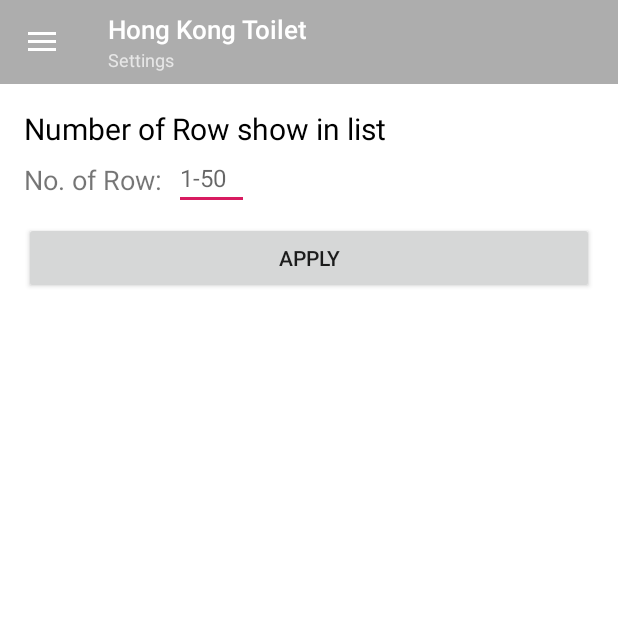
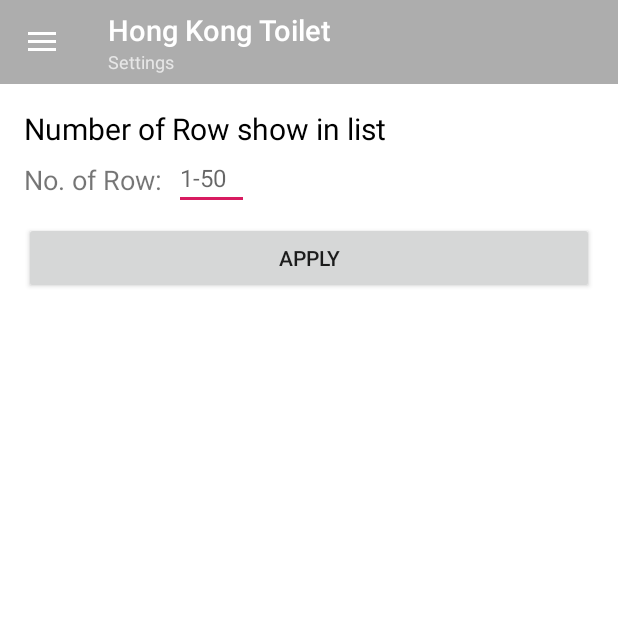
Before and after one commit to jasonleung101/Final, an Android app: the screen it shows after launch (SettingPage), after a tap on "Settings", on a phone screen of 412 x 824 dp, the top half of it. Run offline under Robolectric (Android 15) with nearby library versions, the phone set to English and light mode, and no system bars; 1 other tap on this screen came first.

Commit message:
Version 0.9.5
Change Log:
- Updated GPS refresh time
- Updated layout
- Various bug fix...

```diff
--- a/app/build.gradle
+++ b/app/build.gradle
@@ -4,7 +4,7 @@ android {
     compileSdkVersion 28
     defaultConfig {
         applicationId "hk.edu.ouhk.android.afinal"
-        minSdkVersion 21
+        minSdkVersion 23
         targetSdkVersion 28
         versionCode 1
         versionName "1.0"
--- a/app/src/main/AndroidManifest.xml
+++ b/app/src/main/AndroidManifest.xml
@@ -11,7 +11,7 @@
         android:allowBackup="true"
         android:icon="@mipmap/ic_launcher"
         android:label="@string/app_name"
-        android:roundIcon="@mipmap/ic_launcher_round"
+        android:roundIcon="@mipmap/ic_launcher"
         android:supportsRtl="true"
         android:theme="@style/Theme.AppCompat.Light.NoActionBar"
         android:configChanges="locale">
--- a/app/src/main/java/hk/edu/ouhk/android/afinal/GPSTracker.java
+++ b/app/src/main/java/hk/edu/ouhk/android/afinal/GPSTracker.java
@@ -32,10 +32,10 @@ public class GPSTracker extends Service implements LocationListener {
     double longitude; // longitude
 
     // The minimum distance to change Updates in meters
-    private static final long MIN_DISTANCE_CHANGE_FOR_UPDATES = 1000; // 10 meters
+    private static final long MIN_DISTANCE_CHANGE_FOR_UPDATES = 1; // 1 meters
 
     // The minimum time between updates in milliseconds
-    private static final long MIN_TIME_BW_UPDATES =  100000 * 60 * 1; // 5 minute
+    private static final long MIN_TIME_BW_UPDATES =  1000 * 60;
 
     // Declaring a Location Manager
     protected LocationManager locationManager;
@@ -51,8 +51,8 @@ public class GPSTracker extends Service implements LocationListener {
                     .getSystemService(LOCATION_SERVICE);
 
             // getting GPS status
-            //isGPSEnabled = locationManager
-            //.isProviderEnabled(LocationManager.GPS_PROVIDER);
+            isGPSEnabled = locationManager
+            .isProviderEnabled(LocationManager.GPS_PROVIDER);
 
             // getting network status
             isNetworkEnabled = locationManager
@@ -64,7 +64,7 @@ public class GPSTracker extends Service implements LocationListener {
 
             if (!isGPSEnabled && !isNetworkEnabled) {
                 // no network provider is enabled
-                //showSettingsAlert();
+                showSettingsAlert();
 
             } else {
                 this.canGetLocation = true;
--- a/app/src/main/java/hk/edu/ouhk/android/afinal/MainActivity.java
+++ b/app/src/main/java/hk/edu/ouhk/android/afinal/MainActivity.java
@@ -112,8 +112,7 @@ public class MainActivity extends AppCompatActivity implements AdapterView.OnIte
 
         if (gpsTracker.canGetLocation())
         {
-            BuildURL();
-            new GetContacts().execute();
+
         }
         else
         {
@@ -178,6 +177,7 @@ public class MainActivity extends AppCompatActivity implements AdapterView.OnIte
             requestPermissions(new String[]{Manifest.permission.ACCESS_FINE_LOCATION},
                     FINE_LOCATION_PERMISSIONS_REQUEST);
         }
+
     }
 
     @Override
@@ -188,6 +188,8 @@ public class MainActivity extends AppCompatActivity implements AdapterView.OnIte
             if (grantResults.length == 1 &&
                     grantResults[0] == PackageManager.PERMISSION_GRANTED) {
                 Toast.makeText(this, getString(R.string.Location_permission_granted), Toast.LENGTH_SHORT).show();
+                BuildURL();
+                new GetContacts().execute();
             } else {
                 boolean showRationale = shouldShowRequestPermissionRationale(Manifest.permission.ACCESS_FINE_LOCATION);
                 if (showRationale) {
--- a/app/src/main/res/menu/menu_main.xml
+++ b/app/src/main/res/menu/menu_main.xml
@@ -1,14 +1,14 @@
 <?xml version="1.0" encoding="utf-8"?>
-<menu xmlns:android="http://schemas.android.com/apk/res/android"
+<menu xmlns:tools="http://schemas.android.com/tools"
+    xmlns:android="http://schemas.android.com/apk/res/android"
 xmlns:app="http://schemas.android.com/apk/res-auto">
     <item android:id="@+id/spinner"
         app:showAsAction="always"
         app:actionViewClass="android.widget.Spinner" />
-<item
-    android:id="@+id/miCompose"
-    android:icon="@drawable/ic_add"
-    android:onClick="onRefresh"
-    app:showAsAction="always"
-    />
+    <item
+        android:id="@+id/miCompose"
+        android:icon="@drawable/ic_add"
+        android:onClick="onRefresh"
+        app:showAsAction="always" />
 
 </menu>
--- a/app/src/main/res/values/styles.xml
+++ b/app/src/main/res/values/styles.xml
@@ -17,7 +17,7 @@
     </style>
 
     <style name="Toolbar.TitleText" parent="TextAppearance.Widget.AppCompat.Toolbar.Title">
-        <item name="android:textSize">17sp</item>
+        <item name="android:textSize">19sp</item>
     </style>
 
     <style name="Toolbar.SubTitleText" parent="TextAppearance.Widget.AppCompat.Toolbar.Subtitle">
```
Also changed, not shown: app/src/main/res/layout/list_item.xml (+4 -4 lines).
